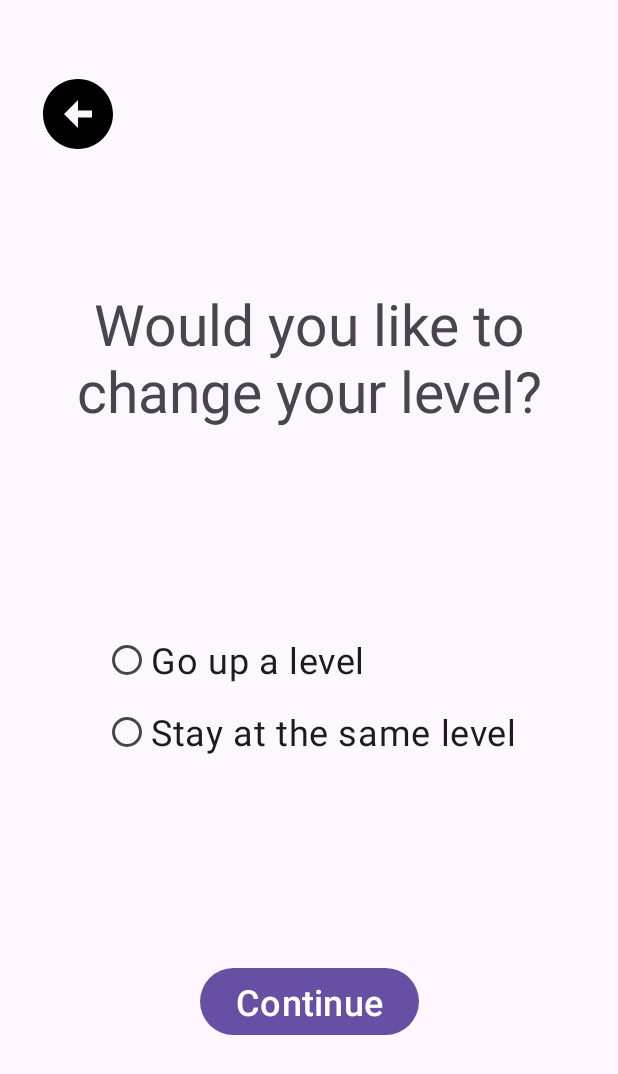
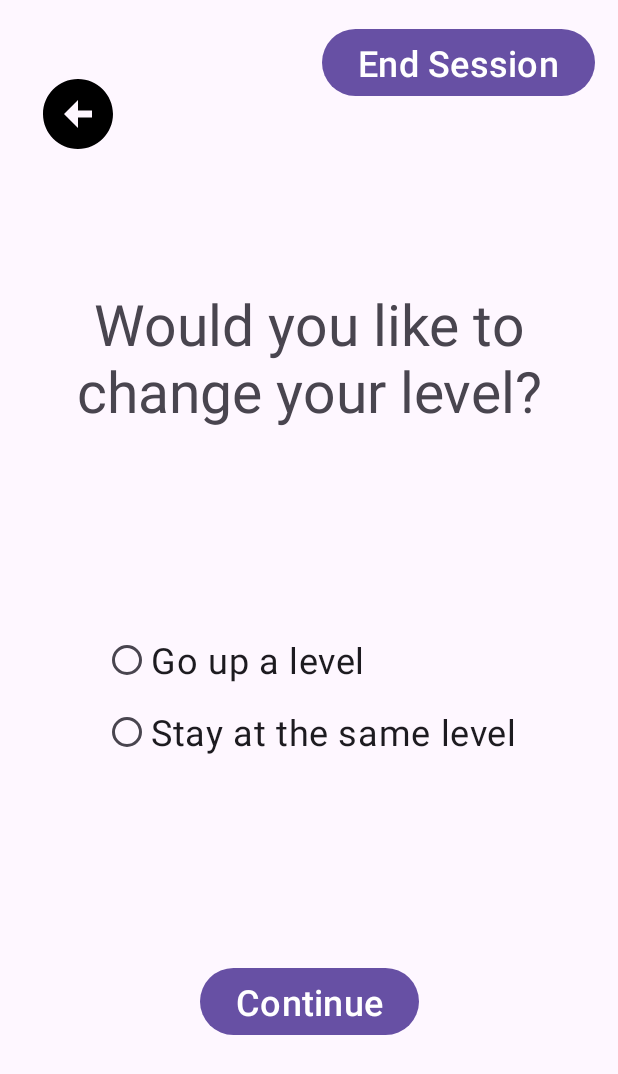
Before and after one commit to niamhcahill10/TemiDance, an Android app: the ProgressionFragment screen opened through its navigation route, on a phone screen of 412 x 824 dp. Shown: the top 1074 px of the screen. Run offline under Robolectric (Android 15) with nearby library versions, the phone set to English and light mode, and no system bars; libraries missing offline, so code that uses them is left out: com.robotemi.sdk; 2 statements that could not run were skipped.

Commit message:
Allow user to end session after feedback, also added temporary skip button to skip dance section for testing

```diff
--- a/app/src/main/java/com/example/temiv1/ui/fragments/dance_session/SongSelectionFragment.kt
+++ b/app/src/main/java/com/example/temiv1/ui/fragments/dance_session/SongSelectionFragment.kt
@@ -63,7 +63,9 @@ class SongSelectionFragment : BaseFragment() {
         adapter = SongAdapter(filteredSongs)
         recyclerView.adapter = adapter
 
+        val skipButton: Button = view.findViewById(R.id.skipButton)
         val continueButton: Button = view.findViewById(R.id.songContinueButton)
+
         continueButton.setOnClickListener {
             val selectedSong = adapter.getSelectedSong()
             if (selectedSong == null) {
@@ -116,5 +118,9 @@ class SongSelectionFragment : BaseFragment() {
                 findNavController().navigate(R.id.action_songSelectionFragment_to_videoPlaying)
             }
             }
+
+        skipButton.setOnClickListener {
+            findNavController().navigate(R.id.action_songSelectionFragment_to_feedbackQ1Fragment)
+        }
         }
 }
--- a/app/src/main/res/layout/fragment_progression.xml
+++ b/app/src/main/res/layout/fragment_progression.xml
@@ -10,6 +10,7 @@
     tools:layout_editor_absoluteY="-35dp">
 
     <include
+        android:id="@+id/include2"
         layout="@layout/top_bar"
         android:layout_width="match_parent"
         android:layout_height="wrap_content"
@@ -73,4 +74,14 @@
         app:layout_constraintStart_toStartOf="parent"
         app:layout_constraintTop_toBottomOf="@+id/progressionOptions" />
 
+    <Button
+        android:id="@+id/endSessionButton"
+        android:layout_width="wrap_content"
+        android:layout_height="wrap_content"
+        android:text="@string/end_session"
+        android:layout_margin="15dp"
+        android:textSize="24sp"
+        app:layout_constraintEnd_toEndOf="parent"
+        app:layout_constraintTop_toTopOf="parent" />
+
 </androidx.constraintlayout.widget.ConstraintLayout>
--- a/app/src/main/res/navigation/navigation.xml
+++ b/app/src/main/res/navigation/navigation.xml
@@ -174,6 +174,9 @@
         <action
             android:id="@+id/action_songSelectionFragment_to_videoPlaying"
             app:destination="@id/videoPlaying" />
+        <action
+            android:id="@+id/action_songSelectionFragment_to_feedbackQ1Fragment"
+            app:destination="@id/feedbackQ1Fragment" />
     </fragment>
     <fragment
         android:id="@+id/feedbackQ1Fragment"
@@ -198,6 +201,9 @@
         <action
             android:id="@+id/action_progressionFragment_to_danceMoveSelection2"
             app:destination="@id/danceMoveSelection2" />
+        <action
+            android:id="@+id/action_progressionFragment_to_endSessionFragment"
+            app:destination="@id/endSessionFragment" />
     </fragment>
     <fragment
         android:id="@+id/paQ1Fragment"
--- a/app/src/main/res/values/strings.xml
+++ b/app/src/main/res/values/strings.xml
@@ -51,7 +51,7 @@
     <string name="go_up_a_level">Go up a level</string>
     <string name="stay_at_the_same_level">Stay at the same level</string>
     <string name="go_down_a_level">Go down a level</string>
-    <string name="are_you_able_to_lift_your_arms_above_shoulder_height">Are you able to lift your arms above shoulder height?</string>
+    <string name="are_you_able_to_lift_your_arms_above_shoulder_height">Are you able to lift your hands above shoulder height?</string>
     <string name="thank_you_for_interacting_with_me_today_the_session_has_now_ended_enjoy_the_rest_of_your_day">Thank you for interacting with me today. \nThe session has now ended. \nEnjoy the rest of your day!</string>
     <string name="are_you_able_to_sit_up_in_bed_from_a_lying_position">Are you able to sit-up in bed from a lying position?</string>
     <string name="are_you_able_to_twist_your_torso_side_to_side">Are you able to twist your torso side to side?</string>
@@ -91,4 +91,6 @@
     <string name="_4_3_4_times">4 - 3-4 times</string>
     <string name="_5_5_or_more_times">5 - 5 or more times</string>
     <string name="how_many_times_a_week_do_you_participate_in_moderate_exercise_gardening_moving_a_table_pushing_a_vacuum_cleaner_bowling_golf">How many times a week do you participate in moderate exercise? (gardening, moving a table, pushing a vacuum cleaner, bowling, golf)</string>
+    <string name="end_session">End Session</string>
+    <string name="skip">Skip</string>
 </resources>
```
Also changed, not shown: app/src/main/java/com/example/temiv1/ui/fragments/feedback/ProgressionFragment.kt (+15 -0 lines), app/src/main/res/layout/fragment_song_selection.xml (+8 -0 lines).
